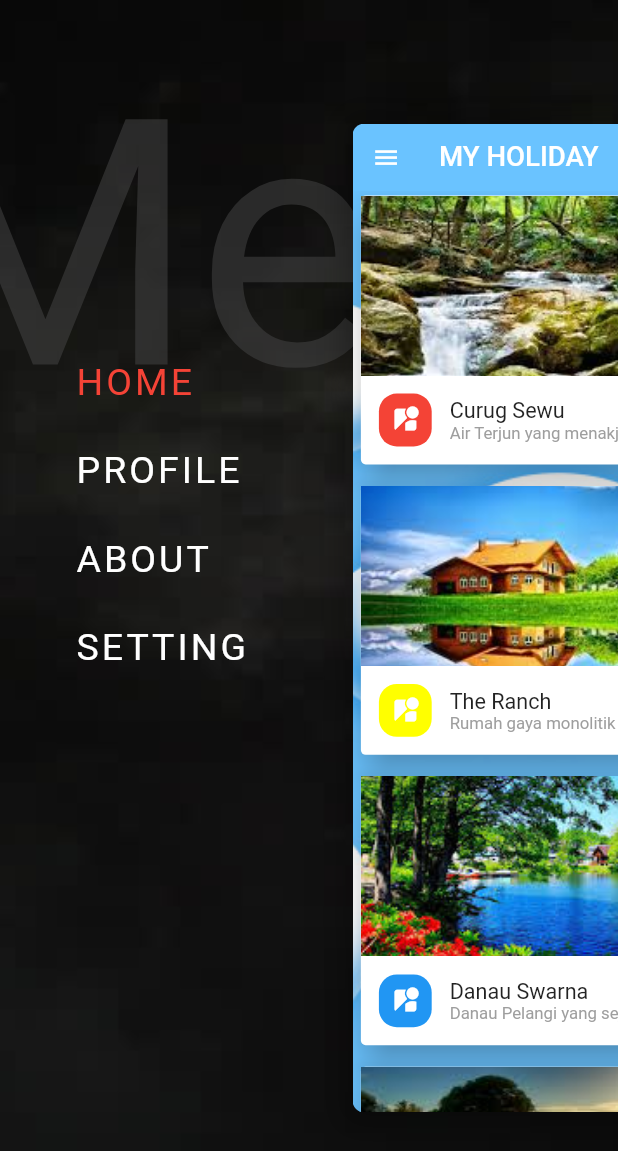
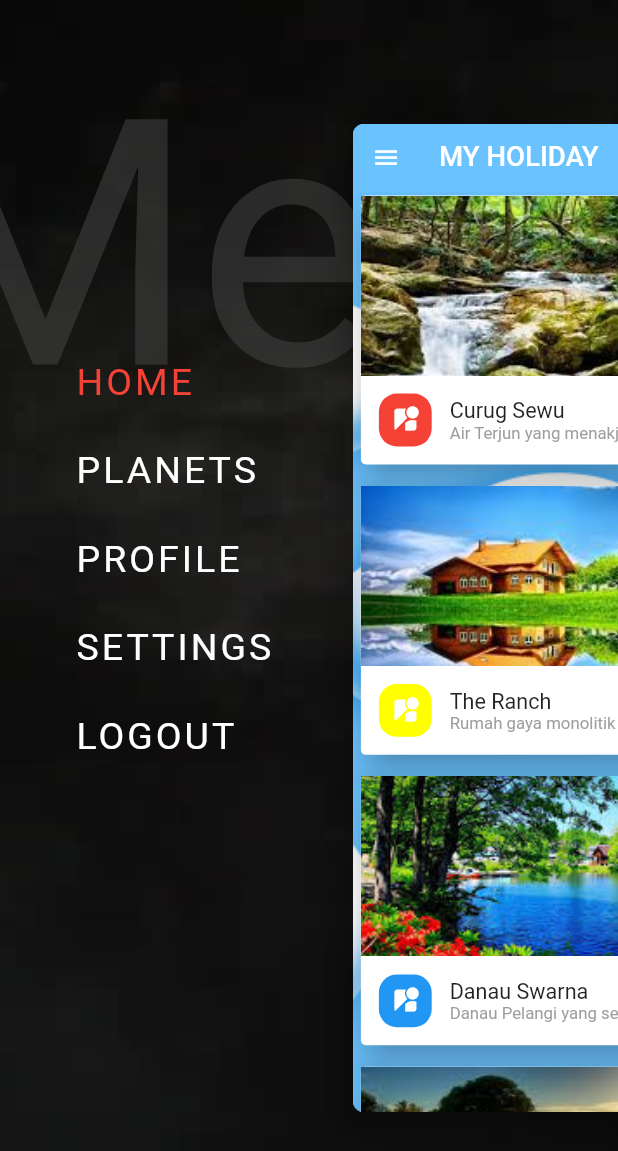
Before and after one commit to sintret/my_holiday, a Flutter app: the screen it shows after launch, after a tap on the "menu" icon, on a phone screen of 412 x 824 dp. Shown: the top 1151 px of the screen. Run offline on Flutter 3.47's test engine with Material 2 defaults, Android fonts, the phone set to English and light mode, and no system bars.

```diff
--- a/lib/main.dart
+++ b/lib/main.dart
@@ -27,10 +27,31 @@ class MyHomePage extends StatefulWidget {
 }
 
 class _MyHomePageState extends State<MyHomePage> {
+  final Menu menu = new Menu(items: [
+    MenuItem(id: 'menu1', title: 'HOME'),
+    MenuItem(id: 'menu2', title: 'PLANETS'),
+    MenuItem(id: 'menu3', title: 'PROFILE'),
+    MenuItem(id: 'menu4', title: 'SETTINGS'),
+    MenuItem(id: 'menu5', title: 'LOGOUT'),
+  ]);
+
   var activeState = natureScreen;
 
   @override
   Widget build(BuildContext context) {
-    return new ScreenScaffold(menuScreen: new MenuScreen(),contentScreen: activeState);
+    return new ScreenScaffold(
+        menuScreen: new MenuScreen(
+          menu: menu,
+          onMenuItemSelected: (String itemId) {
+            //print('Menu Item Selected: $itemId');
+            if(itemId == 'menu1'){
+              setState(() => activeState = natureScreen);
+            } else {
+
+            }
+          },
+        ),
+        contentScreen: activeState
+    );
   }
 }
--- a/lib/menu_screen.dart
+++ b/lib/menu_screen.dart
@@ -2,11 +2,21 @@ import 'package:my_holiday/screen.dart';
 import 'package:flutter/material.dart';
 
 class MenuScreen extends StatefulWidget {
+
+  final Menu menu;
+  final Function(String) onMenuItemSelected;
+
+  MenuScreen({
+    this.menu,
+    this.onMenuItemSelected,
+  });
+
   @override
   _MenuScreen createState() => new _MenuScreen();
 }
 
 class _MenuScreen extends State<MenuScreen> with TickerProviderStateMixin {
+
   AnimationController titleAnimationController;
 
   @override
@@ -24,6 +34,7 @@ class _MenuScreen extends State<MenuScreen> with TickerProviderStateMixin {
 
   @override
   Widget build(BuildContext context) {
+
     return new ScreenScaffoldMenuController(
         builder: (BuildContext context, MenuController menuController) {
       return new Container(
@@ -47,60 +58,34 @@ class _MenuScreen extends State<MenuScreen> with TickerProviderStateMixin {
   }
 
   createMenuItems(MenuController menuController) {
+
+    //final titles = ['HOME', 'PLANETS', 'PROFILE', 'SETTINGS','LOGOUT'];
+    final selectedIndex = 0;
+    final List<Widget> listItems = [];
+    final animationIntervalDuration = 0.5;
+    final perListItemDelay = menuController.state != MenuState.closing ? 0.125 : 0.0;
+
+    for (var i = 0; i < widget.menu.items.length; i++) {
+      final animationIntervalStart = i * perListItemDelay;
+      final animationIntervalEnd = animationIntervalStart + animationIntervalDuration;
+
+      listItems.add(new AnimatedMenuListItem(
+        menuState: menuController.state,
+        duration: const Duration(milliseconds: 600),
+        curve: new Interval(animationIntervalStart, animationIntervalEnd, curve: Curves.easeOut),
+        menuListItems: new _MenuListItems(
+            title: widget.menu.items[i].title,
+            isSelected: selectedIndex == i ? true : false,
+            onTap: () {
+              widget.onMenuItemSelected(widget.menu.items[i].id);
+              menuController.close();
+            }),
+      ));
+    }
+
     return new Transform(
       transform: new Matrix4.translationValues(0.0, 225.0, 0.0),
-      child: Column(
-          children: [
-            new AnimatedMenuListItem(
-              menuState: menuController.state,
-              duration: const Duration(milliseconds: 600),
-              curve: new Interval(0.0, 0.55, curve: Curves.easeOut),
-              menuListItems: new _MenuListItems(
-                  title: 'HOME',
-                  isSelected: true,
-                  onTap: () {
-                    menuController.close();
-                  }),
-            ),
-
-            new AnimatedMenuListItem(
-              menuState: menuController.state,
-              duration: const Duration(milliseconds: 600),
-              curve: new Interval(0.1, 0.65, curve: Curves.easeOut),
-              menuListItems: new _MenuListItems(
-                  title: 'PROFILE',
-                  isSelected: false,
-                  onTap: () {
-                    menuController.close();
-                  }),
-            ),
-
-            new AnimatedMenuListItem(
-              menuState: menuController.state,
-              duration: const Duration(milliseconds: 600),
-              curve: new Interval(0.2, 0.75, curve: Curves.easeOut),
-              menuListItems: new _MenuListItems(
-                  title: 'ABOUT',
-                  isSelected: false,
-                  onTap: () {
-                    menuController.close();
-                  }),
-            ),
-
-            new AnimatedMenuListItem(
-              menuState: menuController.state,
-              duration: const Duration(milliseconds: 600),
-              curve: new Interval(0.3, 0.85, curve: Curves.easeOut),
-              menuListItems:   new _MenuListItems(
-                  title: 'SETTING',
-                  isSelected: false,
-                  onTap: () {
-                    menuController.close();
-                  }),
-            ),
-
-
-      ]),
+      child: Column(children: listItems),
     );
   }
 
@@ -125,23 +110,25 @@ class _MenuScreen extends State<MenuScreen> with TickerProviderStateMixin {
             padding: const EdgeInsets.all(30.0),
             child: new Text(
               'Menu',
-              style:
-              new TextStyle(fontSize: 230.0, color: const Color(0x88444444)),
+              style: new TextStyle(
+                  fontSize: 230.0, color: const Color(0x88444444)),
               softWrap: false,
               textAlign: TextAlign.left,
             ),
           ),
         ),
-        builder: (BuildContext context, Widget child){
-          return new Transform(transform: new Matrix4.translationValues(250.0 * (1.0 - titleAnimationController.value) - 100.0, 0.0, 0.0), child: child);
-        }
-    );
-
+        builder: (BuildContext context, Widget child) {
+          return new Transform(
+              transform: new Matrix4.translationValues(
+                  250.0 * (1.0 - titleAnimationController.value) - 100.0,
+                  0.0,
+                  0.0),
+              child: child);
+        });
   }
 }
 
 class AnimatedMenuListItem extends ImplicitlyAnimatedWidget {
-
   final _MenuListItems menuListItems;
   final MenuState menuState;
   final Duration duration;
@@ -151,14 +138,14 @@ class AnimatedMenuListItem extends ImplicitlyAnimatedWidget {
     this.menuState,
     this.duration,
     curve,
-  }): super(duration:duration, curve:curve) ;
+  }) : super(duration: duration, curve: curve);
 
   @override
   _AnimatedMenuListItemState createState() => new _AnimatedMenuListItemState();
 }
 
-class _AnimatedMenuListItemState extends AnimatedWidgetBaseState<AnimatedMenuListItem> {
-
+class _AnimatedMenuListItemState
+    extends AnimatedWidgetBaseState<AnimatedMenuListItem> {
   final double closedSlidePosition = 250.0;
   final double openSlidePosition = 0.0;
 
@@ -167,9 +154,9 @@ class _AnimatedMenuListItemState extends AnimatedWidgetBaseState<AnimatedMenuLis
 
   @override
   void forEachTween(TweenVisitor<dynamic> visitor) {
-    var slide,opacity;
+    var slide, opacity;
 
-    switch(widget.menuState){
+    switch (widget.menuState) {
       case MenuState.closing:
       case MenuState.closed:
         slide = closedSlidePosition;
@@ -183,33 +170,25 @@ class _AnimatedMenuListItemState extends AnimatedWidgetBaseState<AnimatedMenuLis
         break;
     }
 
-    _transalation = visitor(
-      _transalation,
-      slide,
-    (dynamic value) => new Tween<double>(begin: value)
-    );
+    _transalation = visitor(_transalation, slide,
+        (dynamic value) => new Tween<double>(begin: value));
 
     _opacity = visitor(
-      _opacity,
-      opacity,
-    (dynamic value) => new Tween<double>(begin: value)
-    );
-
+        _opacity, opacity, (dynamic value) => new Tween<double>(begin: value));
   }
 
   @override
   Widget build(BuildContext context) {
     return new Opacity(
-        opacity: _opacity.evaluate(animation),
-        child: new Transform(
-          transform: new Matrix4.translationValues(0.0, _transalation.evaluate(animation), 0.0),
-          child: widget.menuListItems,
+      opacity: _opacity.evaluate(animation),
+      child: new Transform(
+        transform: new Matrix4.translationValues(
+            0.0, _transalation.evaluate(animation), 0.0),
+        child: widget.menuListItems,
       ),
-
     );
   }
 }
-
 
 class _MenuListItems extends StatelessWidget {
   final String title;
@@ -239,3 +218,23 @@ class _MenuListItems extends StatelessWidget {
     );
   }
 }
+
+
+class Menu {
+  final List<MenuItem> items;
+
+  Menu({
+    this.items
+  });
+}
+
+class MenuItem{
+  final String id;
+  final String title;
+
+  MenuItem({
+    this.id,
+    this.title
+  });
+
+}
--- a/lib/screen.dart
+++ b/lib/screen.dart
@@ -134,7 +134,6 @@ class ScreenScaffoldMenuControllerState extends State<ScreenScaffoldMenuControll
 
     menuController = getMenuController(context);
     menuController.addListener(_onMenuControllerChange);
-
   }
 
   @override
@@ -161,11 +160,8 @@ class ScreenScaffoldMenuControllerState extends State<ScreenScaffoldMenuControll
   Widget build(BuildContext context) {
     return widget.builder(context, getMenuController(context));
   }
+}
 
-
-
-
-}
 
 typedef ScreenScaffoldBuilder(
     BuildContext context, MenuController menuController);
```
